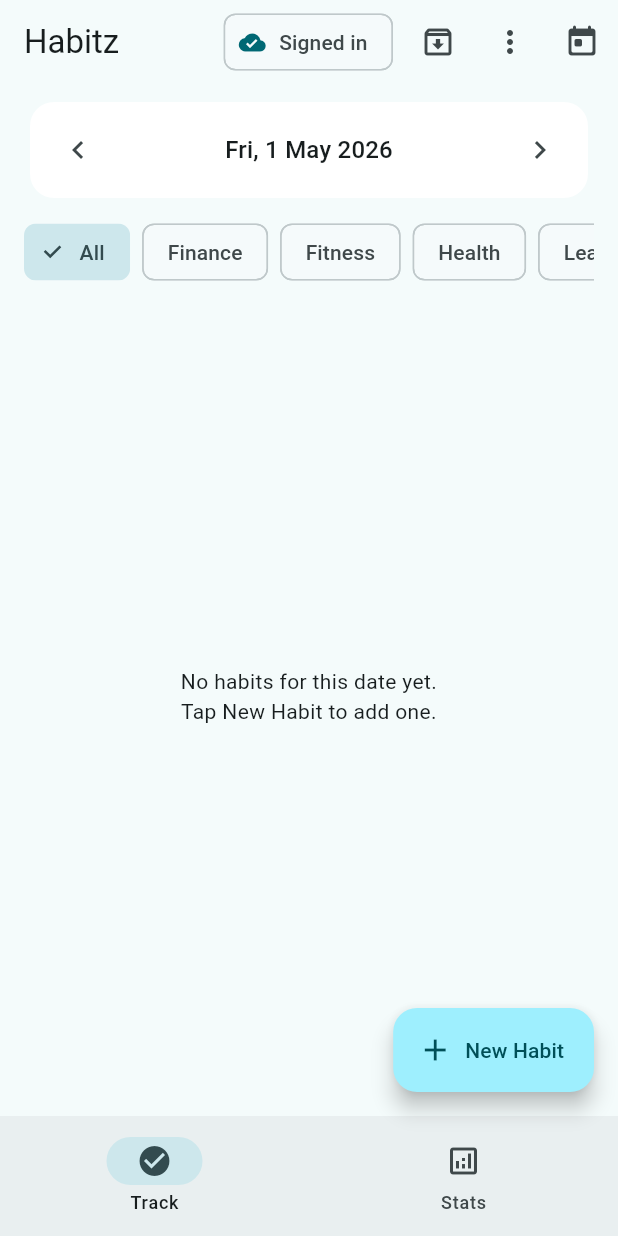
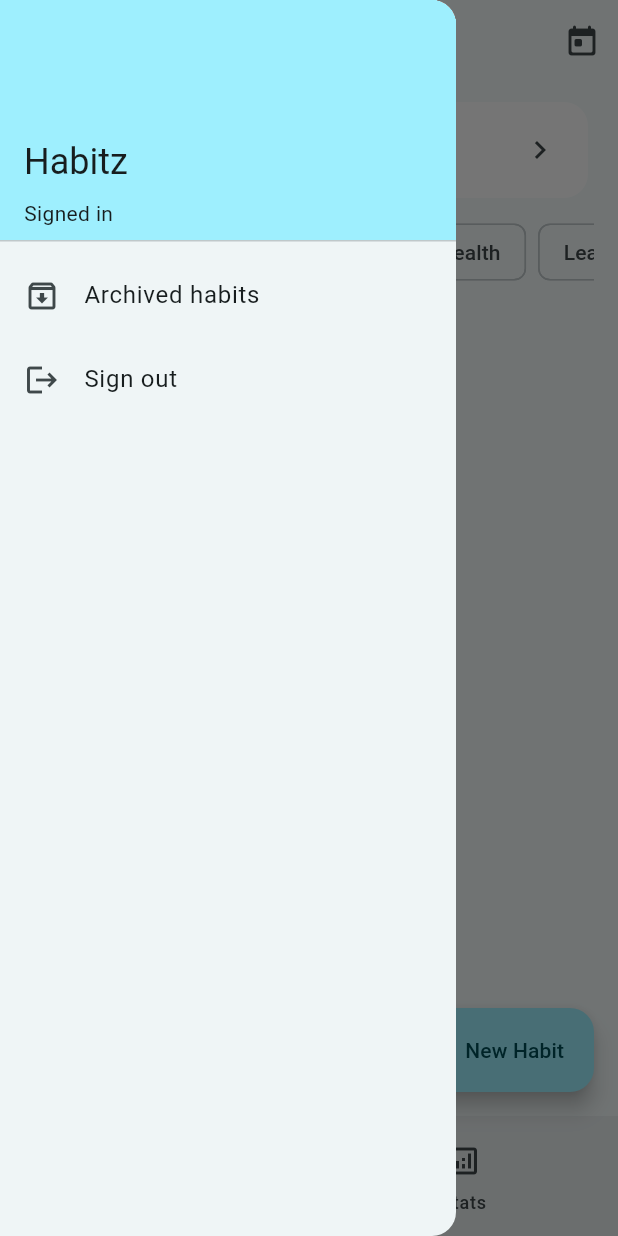
Before and after one commit to dharmikRokad/rootine, a Flutter app: the screen it shows once a user with an empty profile is signed in, with the side drawer open (before the commit the screen has no drawer), on a phone screen of 412 x 824 dp. Run offline on Flutter 3.47's test engine with Material 3 defaults, Android fonts, the phone set to English and light mode, and no system bars; our stand-ins replace cloud_firestore, firebase_auth, firebase_core, fl_chart, flutter_riverpod, google_sign_in; accounts and stored records are empty.

Commit message:
Integrate Firebase configuration and update app structure
- Added Firebase configuration files: google-services.json, GoogleService-Info.plist, and firebase.json.
- Updated build.gradle.kts and settings.gradle.kts to include Google services plugin.
- Refactored home_page.dart to implement a navigation drawer for better user experience.
- Created firebase_options.dart for platform-specific Firebase options.
- Modified main.dart to initialize Firebase with the new configuration.

Co-authored-by: Copilot <copilot@github.com>

```diff
--- a/lib/features/habits/presentation/home_page.dart
+++ b/lib/features/habits/presentation/home_page.dart
@@ -36,32 +36,54 @@ class _HabitsHomePageState extends ConsumerState<HabitsHomePage> {
     final categoriesBootstrap = ref.watch(categoriesBootstrapProvider);
 
     return Scaffold(
+      drawer: Drawer(
+        child: SafeArea(
+          child: ListView(
+            padding: EdgeInsets.zero,
+            children: [
+              DrawerHeader(
+                decoration: BoxDecoration(
+                  color: Theme.of(context).colorScheme.primaryContainer,
+                ),
+                child: Column(
+                  crossAxisAlignment: CrossAxisAlignment.start,
+                  mainAxisAlignment: MainAxisAlignment.end,
+                  children: [
+                    Text(
+                      'Habitz',
+                      style: Theme.of(context).textTheme.headlineSmall,
+                    ),
+                    const SizedBox(height: 8),
+                    Text(
+                      _authLabel(user),
+                      style: Theme.of(context).textTheme.bodyMedium,
+                    ),
+                  ],
+                ),
+              ),
+              ListTile(
+                leading: const Icon(Icons.archive_outlined),
+                title: const Text('Archived habits'),
+                onTap: () {
+                  Navigator.of(context).pop();
+                  _openArchivedHabits(context);
+                },
+              ),
+              ListTile(
+                leading: const Icon(Icons.logout),
+                title: const Text('Sign out'),
+                onTap: () async {
+                  Navigator.of(context).pop();
+                  await ref.read(authActionsProvider).signOut();
+                },
+              ),
+            ],
+          ),
+        ),
+      ),
       appBar: AppBar(
         title: const Text('Habitz'),
         actions: [
-          Padding(
-            padding: const EdgeInsets.only(right: 6),
-            child: Chip(
-              avatar: const Icon(Icons.cloud_done, size: 18),
-              label: Text(_authLabel(user)),
-            ),
-          ),
-          IconButton(
-            tooltip: 'Archived habits',
-            icon: const Icon(Icons.archive_outlined),
-            onPressed: () => _openArchivedHabits(context),
-          ),
-          PopupMenuButton<String>(
-            tooltip: 'Account',
-            onSelected: (value) async {
-              if (value == 'signOut') {
-                await ref.read(authActionsProvider).signOut();
-              }
-            },
-            itemBuilder: (context) => const [
-              PopupMenuItem(value: 'signOut', child: Text('Sign out')),
-            ],
-          ),
           IconButton(
             tooltip: 'Today',
             icon: const Icon(Icons.today_rounded),
--- a/lib/main.dart
+++ b/lib/main.dart
@@ -1,11 +1,13 @@
 import 'package:firebase_core/firebase_core.dart';
 import 'package:flutter/material.dart';
 import 'package:flutter_riverpod/flutter_riverpod.dart';
+import 'package:habitz/firebase_options.dart';
 
 import 'app.dart';
 
 Future<void> main() async {
   WidgetsFlutterBinding.ensureInitialized();
-  await Firebase.initializeApp();
+
+  await Firebase.initializeApp(options: DefaultFirebaseOptions.currentPlatform);
   runApp(const ProviderScope(child: HabitzApp()));
 }
```
Also changed, not shown: firebase.json (added), lib/firebase_options.dart (added), 5 other files.
